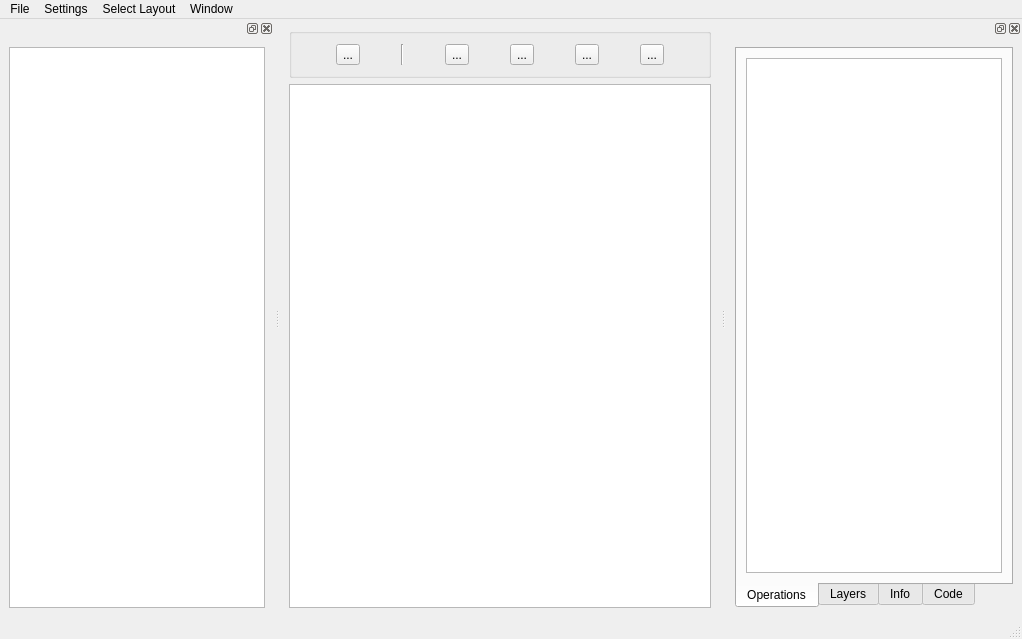
JonRob812/CAMOnion, file designer/camo_main_window.ui: the form before one commit.
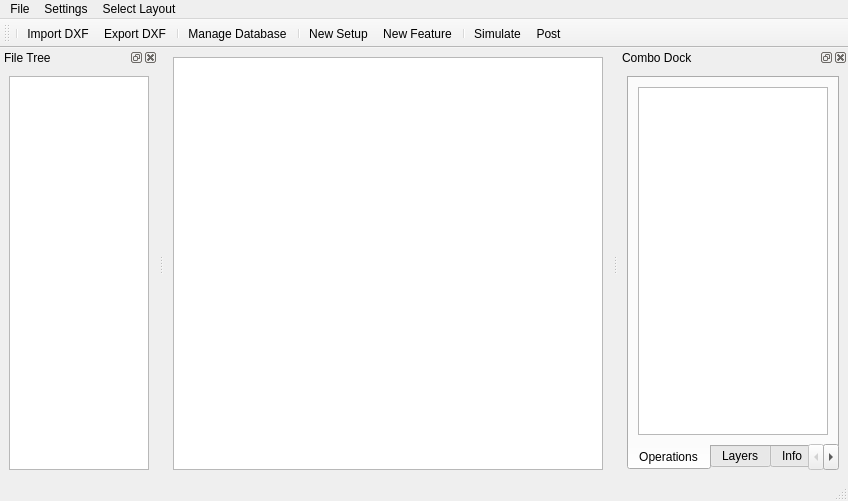
The form after the commit. The open tabs and pages were chosen to show the change. Custom widgets are drawn as their Qt base class.

Commit message: style and more windows

```diff
--- a/designer/camo_main_window.ui
+++ b/designer/camo_main_window.ui
@@ -6,75 +6,37 @@
    <rect>
     <x>0</x>
     <y>0</y>
-    <width>1022</width>
-    <height>639</height>
+    <width>848</width>
+    <height>501</height>
    </rect>
   </property>
   <property name="windowTitle">
    <string>CAMOnion</string>
   </property>
   <widget class="QWidget" name="centralwidget">
-   <layout class="QGridLayout" name="gridLayout">
-    <item row="0" column="0" colspan="3">
-     <widget class="QGroupBox" name="groupBox">
+   <layout class="QGridLayout" name="gridLayout_2">
+    <item row="0" column="0">
+     <widget class="CADGraphicsViewWithOverlay" name="graphicsView">
+      <property name="sizePolicy">
+       <sizepolicy hsizetype="MinimumExpanding" vsizetype="Expanding">
+        <horstretch>0</horstretch>
+        <verstretch>0</verstretch>
+       </sizepolicy>
+      </property>
+      <property name="minimumSize">
+       <size>
+        <width>430</width>
+        <height>0</height>
+       </size>
+      </property>
       <property name="maximumSize">
        <size>
         <width>16777215</width>
-        <height>50</height>
+        <height>16777215</height>
        </size>
       </property>
-      <property name="title">
-       <string/>
-      </property>
-      <layout class="QGridLayout" name="gridLayout_2">
-       <item row="0" column="1">
-        <widget class="Line" name="line">
-         <property name="orientation">
-          <enum>Qt::Vertical</enum>
-         </property>
-        </widget>
-       </item>
-       <item row="0" column="3">
-        <widget class="QToolButton" name="toolButton_2">
-         <property name="text">
-          <string>...</string>
-         </property>
-        </widget>
-       </item>
-       <item row="0" column="5">
-        <widget class="QToolButton" name="toolButton_4">
-         <property name="text">
-          <string>...</string>
-         </property>
-        </widget>
-       </item>
-       <item row="0" column="4">
-        <widget class="QToolButton" name="toolButton_3">
-         <property name="text">
-          <string>...</string>
-         </property>
-        </widget>
-       </item>
-       <item row="0" column="2">
-        <widget class="QToolButton" name="toolButton">
-         <property name="text">
-          <string>...</string>
-         </property>
-        </widget>
-       </item>
-       <item row="0" column="0">
-        <widget class="QToolButton" name="toolButton_db">
-         <property name="text">
-          <string>...</string>
-         </property>
-        </widget>
-       </item>
-      </layout>
      </widget>
     </item>
-    <item row="1" column="0" rowspan="2" colspan="3">
-     <widget class="CADGraphicsViewWithOverlay" name="graphicsView"/>
-    </item>
    </layout>
   </widget>
   <widget class="QMenuBar" name="menubar">
@@ -82,8 +44,8 @@
     <rect>
      <x>0</x>
      <y>0</y>
-     <width>1022</width>
-     <height>21</height>
+     <width>848</width>
+     <height>20</height>
     </rect>
    </property>
    <widget class="QMenu" name="menuSettings">
@@ -106,20 +68,32 @@
      <string>Select Layout</string>
     </property>
    </widget>
-   <widget class="QMenu" name="menuWindow">
-    <property name="title">
-     <string>Window</string>
-    </property>
-    <addaction name="actionTreedock"/>
-    <addaction name="actionOperations"/>
-   </widget>
    <addaction name="menuFile"/>
    <addaction name="menuSettings"/>
    <addaction name="select_layout_menu"/>
-   <addaction name="menuWindow"/>
   </widget>
-  <widget class="QStatusBar" name="statusbar"/>
   <widget class="QDockWidget" name="dockWidget">
+   <property name="sizePolicy">
+    <sizepolicy hsizetype="Expanding" vsizetype="Expanding">
+     <horstretch>0</horstretch>
+     <verstretch>0</verstretch>
+    </sizepolicy>
+   </property>
+   <property name="maximumSize">
+    <size>
+     <width>524287</width>
+     <height>524287</height>
+    </size>
+   </property>
+   <property name="baseSize">
+    <size>
+     <width>0</width>
+     <height>0</height>
+    </size>
+   </property>
+   <property name="windowTitle">
+    <string>File Tree</string>
+   </property>
    <attribute name="dockWidgetArea">
     <number>1</number>
    </attribute>
@@ -132,6 +106,27 @@
    </widget>
   </widget>
   <widget class="QDockWidget" name="dockWidget_2">
+   <property name="minimumSize">
+    <size>
+     <width>179</width>
+     <height>170</height>
+    </size>
+   </property>
+   <property name="maximumSize">
+    <size>
+     <width>524287</width>
+     <height>524287</height>
+    </size>
+   </property>
+   <property name="baseSize">
+    <size>
+     <width>0</width>
+     <height>0</height>
+    </size>
+   </property>
+   <property name="windowTitle">
+    <string>Combo Dock</string>
+   </property>
    <attribute name="dockWidgetArea">
     <number>2</number>
    </attribute>
@@ -154,7 +149,14 @@
         </attribute>
         <layout class="QVBoxLayout" name="verticalLayout_3">
          <item>
-          <widget class="QTableWidget" name="tableWidget"/>
+          <widget class="QTableWidget" name="tableWidget">
+           <property name="maximumSize">
+            <size>
+             <width>16777215</width>
+             <height>16777215</height>
+            </size>
+           </property>
+          </widget>
          </item>
         </layout>
        </widget>
@@ -216,6 +218,29 @@
     </layout>
    </widget>
   </widget>
+  <widget class="QToolBar" name="toolBar">
+   <property name="windowTitle">
+    <string>toolBar</string>
+   </property>
+   <attribute name="toolBarArea">
+    <enum>TopToolBarArea</enum>
+   </attribute>
+   <attribute name="toolBarBreak">
+    <bool>false</bool>
+   </attribute>
+   <addaction name="separator"/>
+   <addaction name="actionImport_DXF"/>
+   <addaction name="actionExport_DXF"/>
+   <addaction name="separator"/>
+   <addaction name="actionManage_Database"/>
+   <addaction name="separator"/>
+   <addaction name="actionNew_Setup"/>
+   <addaction name="actionNew_Feature"/>
+   <addaction name="separator"/>
+   <addaction name="actionSimulate"/>
+   <addaction name="actionPost"/>
+  </widget>
+  <widget class="QStatusBar" name="statusbar"/>
   <action name="actionSet_Database">
    <property name="text">
     <string>Set Database</string>
@@ -246,6 +271,49 @@
     <string>Operations</string>
    </property>
   </action>
+  <action name="actionImport_DXF">
+   <property name="text">
+    <string>Import DXF</string>
+   </property>
+  </action>
+  <action name="actionExport_DXF">
+   <property name="text">
+    <string>Export DXF</string>
+   </property>
+  </action>
+  <action name="actionNew_Feature">
+   <property name="text">
+    <string>new Feature</string>
+   </property>
+   <property name="iconText">
+    <string>New Feature</string>
+   </property>
+  </action>
+  <action name="actionManage_Database">
+   <property name="text">
+    <string>Manage Database</string>
+   </property>
+  </action>
+  <action name="actionNew_Setup">
+   <property name="text">
+    <string>New Setup</string>
+   </property>
+  </action>
+  <action name="actionSimulate">
+   <property name="text">
+    <string>Simulate</string>
+   </property>
+  </action>
+  <action name="actionPost">
+   <property name="text">
+    <string>Post</string>
+   </property>
+  </action>
+  <action name="actionSQL_config">
+   <property name="text">
+    <string>SQL config</string>
+   </property>
+  </action>
  </widget>
  <customwidgets>
   <customwidget>
```
Left out of the diff: 2 changed lines with no effect on the pictures. The commit also changes 27 other files.
